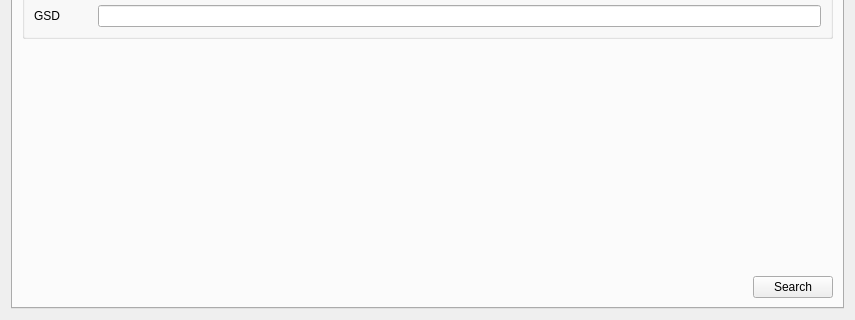
Old version of the form src/qgis_stac/ui/qgis_stac_widget.ui in the repository stac-utils/qgis-stac-plugin; both pictures show x 0 to 855 and y 414 to 734 of the 855 by 734 pixel window.
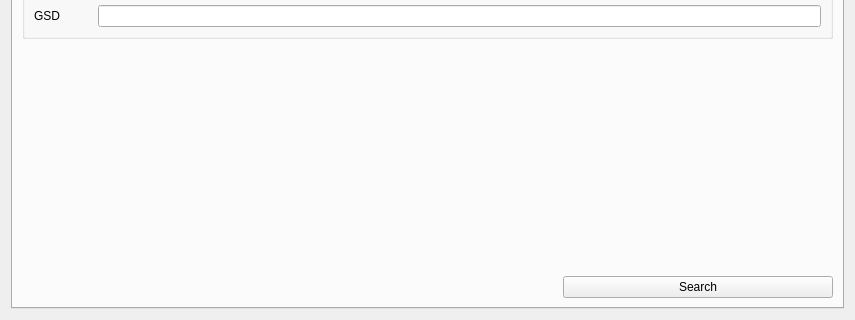
New version of the form. Custom widgets are drawn as their Qt base class.

```diff
--- a/src/qgis_stac/ui/qgis_stac_widget.ui
+++ b/src/qgis_stac/ui/qgis_stac_widget.ui
@@ -21,7 +21,7 @@
   </property>
   <layout class="QHBoxLayout" name="horizontalLayout">
    <item>
-    <widget class="QTabWidget" name="Container">
+    <widget class="QTabWidget" name="container">
      <property name="sizePolicy">
       <sizepolicy hsizetype="Preferred" vsizetype="Preferred">
        <horstretch>0</horstretch>
@@ -292,33 +292,58 @@
         </spacer>
        </item>
        <item>
-        <layout class="QHBoxLayout" name="horizontalLayout_3">
-         <item>
-          <spacer name="horizontalSpacer_3">
-           <property name="orientation">
-            <enum>Qt::Horizontal</enum>
-           </property>
-           <property name="sizeHint" stdset="0">
-            <size>
-             <width>40</width>
-             <height>20</height>
-            </size>
-           </property>
-          </spacer>
-         </item>
-         <item>
+        <layout class="QGridLayout" name="gridLayout_3">
+         <item row="0" column="2">
           <widget class="QPushButton" name="search_btn">
            <property name="sizePolicy">
-            <sizepolicy hsizetype="Fixed" vsizetype="Fixed">
+            <sizepolicy hsizetype="Expanding" vsizetype="Preferred">
              <horstretch>0</horstretch>
              <verstretch>0</verstretch>
             </sizepolicy>
            </property>
+           <property name="minimumSize">
+            <size>
+             <width>0</width>
+             <height>0</height>
+            </size>
+           </property>
+           <property name="toolTip">
+            <string/>
+           </property>
            <property name="text">
             <string>Search</string>
            </property>
+           <property name="default">
+            <bool>true</bool>
+           </property>
           </widget>
          </item>
+         <item row="0" column="0">
+          <spacer name="horizontalSpacer_3">
+           <property name="orientation">
+            <enum>Qt::Horizontal</enum>
+           </property>
+           <property name="sizeHint" stdset="0">
+            <size>
+             <width>40</width>
+             <height>20</height>
+            </size>
+           </property>
+          </spacer>
+         </item>
+         <item row="0" column="1">
+          <spacer name="horizontalSpacer_4">
+           <property name="orientation">
+            <enum>Qt::Horizontal</enum>
+           </property>
+           <property name="sizeHint" stdset="0">
+            <size>
+             <width>40</width>
+             <height>20</height>
+            </size>
+           </property>
+          </spacer>
+         </item>
         </layout>
        </item>
       </layout>
```
Left out of the diff: 12 changed lines with no effect on the pictures. Lines whose indentation alone changed are shown as unchanged.
